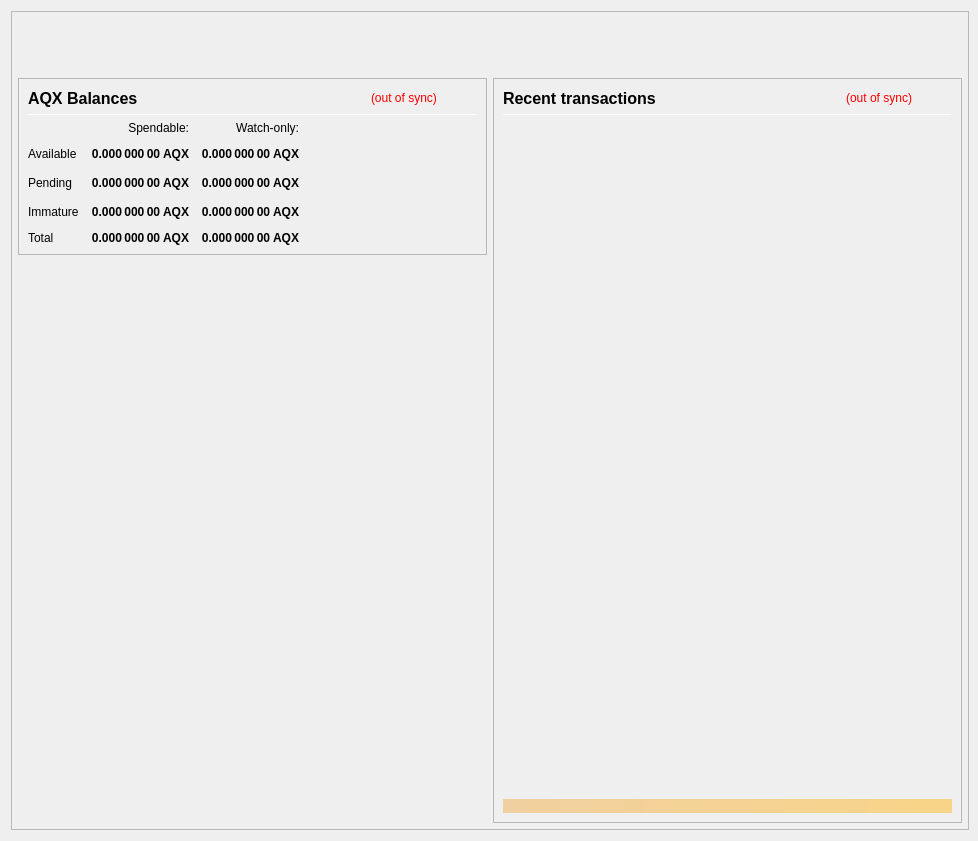
aquilacoin/AquilaX, file src/qt/forms/overviewpage.ui: the form before one commit.
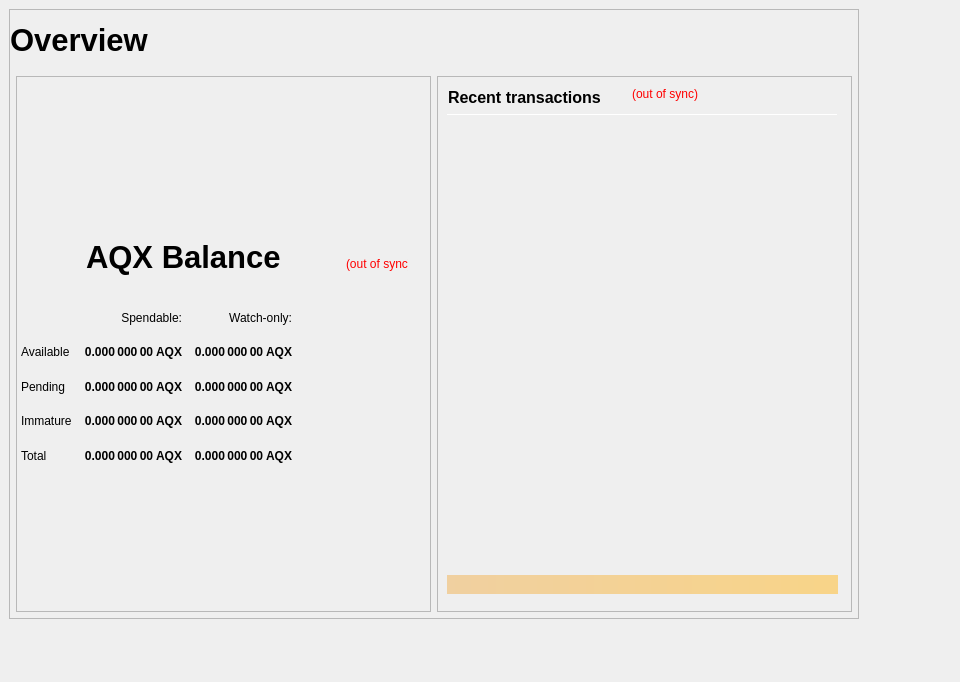
The form after the commit.

Diff of the .ui file:
```diff
--- a/src/qt/forms/overviewpage.ui
+++ b/src/qt/forms/overviewpage.ui
@@ -6,8 +6,8 @@
    <rect>
     <x>0</x>
     <y>0</y>
-    <width>978</width>
-    <height>841</height>
+    <width>960</width>
+    <height>682</height>
    </rect>
   </property>
   <property name="minimumSize">
@@ -25,12 +25,15 @@
   <property name="windowTitle">
    <string>Form</string>
   </property>
-  <layout class="QVBoxLayout" name="topLayout" stretch="0">
-   <property name="rightMargin">
-    <number>9</number>
-   </property>
-   <item>
     <widget class="QFrame" name="frame_BG">
+   <property name="geometry">
+    <rect>
+     <x>9</x>
+     <y>9</y>
+     <width>850</width>
+     <height>610</height>
+    </rect>
+   </property>
      <property name="minimumSize">
       <size>
        <width>850</width>
@@ -92,10 +95,30 @@
             <number>0</number>
            </property>
            <item>
-            <layout class="QHBoxLayout" name="horizontalLayout_Header" stretch="1,0">
+          <layout class="QHBoxLayout" name="horizontalLayout_Header" stretch="0,0,0">
              <property name="spacing">
               <number>6</number>
              </property>
+           <item>
+            <widget class="QLabel" name="labelOverview">
+             <property name="minimumSize">
+              <size>
+               <width>0</width>
+               <height>0</height>
+              </size>
+             </property>
+             <property name="font">
+              <font>
+               <pointsize>23</pointsize>
+               <weight>75</weight>
+               <bold>true</bold>
+              </font>
+             </property>
+             <property name="text">
+              <string>Overview</string>
+             </property>
+            </widget>
+           </item>
              <item>
               <spacer name="horizontalSpacer_Header">
                <property name="orientation">
@@ -162,7 +185,7 @@
               <number>6</number>
              </property>
              <item>
-              <layout class="QVBoxLayout" name="verticalLayout_left" stretch="0,0">
+            <layout class="QVBoxLayout" name="verticalLayout_left" stretch="0">
                <item>
                 <widget class="QFrame" name="frameBalances">
                  <property name="frameShape">
@@ -171,34 +194,15 @@
                  <property name="frameShadow">
                   <enum>QFrame::Raised</enum>
                  </property>
-                 <layout class="QVBoxLayout" name="verticalLayout_4">
-                  <item>
-                   <layout class="QHBoxLayout" name="hlBalancesHeader" stretch="2,0,0">
-                    <property name="spacing">
-                     <number>6</number>
-                    </property>
-                    <item>
-                     <widget class="QLabel" name="labelBalances">
-                      <property name="minimumSize">
-                       <size>
-                        <width>0</width>
-                        <height>0</height>
-                       </size>
-                      </property>
-                      <property name="font">
-                       <font>
-                        <pointsize>12</pointsize>
-                        <weight>75</weight>
-                        <bold>true</bold>
-                       </font>
-                      </property>
-                      <property name="text">
-                       <string>AQX Balances</string>
-                      </property>
-                     </widget>
-                    </item>
-                    <item>
                      <widget class="QLabel" name="labelWalletStatus">
+                <property name="geometry">
+                 <rect>
+                  <x>330</x>
+                  <y>180</y>
+                  <width>62</width>
+                  <height>16</height>
+                 </rect>
+                </property>
                       <property name="cursor">
                        <cursorShape>WhatsThisCursor</cursorShape>
                       </property>
@@ -215,42 +219,15 @@
                        <set>Qt::AlignLeading|Qt::AlignLeft|Qt::AlignVCenter</set>
                       </property>
                      </widget>
-                    </item>
-                    <item>
-                     <spacer name="hsBalancesHeader">
-                      <property name="orientation">
-                       <enum>Qt::Horizontal</enum>
-                      </property>
-                      <property name="sizeHint" stdset="0">
-                       <size>
-                        <width>40</width>
-                        <height>20</height>
-                       </size>
-                      </property>
-                     </spacer>
-                    </item>
-                   </layout>
-                  </item>
-                  <item>
-                   <widget class="Line" name="lineBalances">
-                    <property name="minimumSize">
-                     <size>
-                      <width>0</width>
-                      <height>1</height>
-                     </size>
-                    </property>
-                    <property name="maximumSize">
-                     <size>
-                      <width>16777215</width>
-                      <height>1</height>
-                     </size>
-                    </property>
-                    <property name="orientation">
-                     <enum>Qt::Horizontal</enum>
-                    </property>
-                   </widget>
-                  </item>
-                  <item>
+               <widget class="QWidget" name="layoutWidget">
+                <property name="geometry">
+                 <rect>
+                  <x>5</x>
+                  <y>230</y>
+                  <width>401</width>
+                  <height>161</height>
+                 </rect>
+                </property>
                    <layout class="QGridLayout" name="gridLayout">
                     <property name="spacing">
                      <number>12</number>
@@ -529,22 +506,34 @@
                      </widget>
                     </item>
                    </layout>
-                  </item>
-                 </layout>
-                </widget>
-               </item>
-               <item>
-                <spacer name="verticalSpacer">
-                 <property name="orientation">
-                  <enum>Qt::Vertical</enum>
-                 </property>
-                 <property name="sizeHint" stdset="0">
+               </widget>
+               <widget class="QLabel" name="labelBalances">
+                <property name="geometry">
+                 <rect>
+                  <x>70</x>
+                  <y>140</y>
+                  <width>251</width>
+                  <height>81</height>
+                 </rect>
+                </property>
+                <property name="minimumSize">
                   <size>
-                   <width>20</width>
-                   <height>40</height>
-                  </size>
-                 </property>
-                </spacer>
+                  <width>0</width>
+                  <height>0</height>
+                 </size>
+                </property>
+                <property name="font">
+                 <font>
+                  <pointsize>23</pointsize>
+                  <weight>75</weight>
+                  <bold>true</bold>
+                 </font>
+                </property>
+                <property name="text">
+                 <string>AQX Balance</string>
+                </property>
+               </widget>
+              </widget>
                </item>
               </layout>
              </item>
@@ -564,68 +553,15 @@
                  <property name="frameShadow">
                   <enum>QFrame::Raised</enum>
                  </property>
-                 <layout class="QVBoxLayout" name="verticalLayout_1" stretch="0,0,0,0,0">
-                  <item>
-                   <layout class="QHBoxLayout" name="horizontalLayout_2" stretch="2,0,0">
-                    <property name="spacing">
-                     <number>3</number>
-                    </property>
-                    <item>
-                     <widget class="QLabel" name="label_4">
-                      <property name="minimumSize">
-                       <size>
-                        <width>0</width>
-                        <height>20</height>
-                       </size>
-                      </property>
-                      <property name="font">
-                       <font>
-                        <pointsize>12</pointsize>
-                        <weight>75</weight>
-                        <bold>true</bold>
-                       </font>
-                      </property>
-                      <property name="text">
-                       <string>Recent transactions</string>
-                      </property>
-                     </widget>
-                    </item>
-                    <item>
-                     <widget class="QLabel" name="labelTransactionsStatus">
-                      <property name="cursor">
-                       <cursorShape>WhatsThisCursor</cursorShape>
-                      </property>
-                      <property name="toolTip">
-                       <string>The displayed information may be out of date. Your wallet automatically synchronizes with the Aquila network after a connection is established, but this process has not completed yet.</string>
-                      </property>
-                      <property name="styleSheet">
-                       <string notr="true">QLabel { color: red; }</string>
-                      </property>
-                      <property name="text">
-                       <string notr="true">(out of sync)</string>
-                      </property>
-                      <property name="alignment">
-                       <set>Qt::AlignRight|Qt::AlignTrailing|Qt::AlignVCenter</set>
-                      </property>
-                     </widget>
-                    </item>
-                    <item>
-                     <spacer name="horizontalSpacer">
-                      <property name="orientation">
-                       <enum>Qt::Horizontal</enum>
-                      </property>
-                      <property name="sizeHint" stdset="0">
-                       <size>
-                        <width>40</width>
-                        <height>20</height>
-                       </size>
-                      </property>
-                     </spacer>
-                    </item>
-                   </layout>
-                  </item>
-                  <item>
                    <widget class="Line" name="line">
+                <property name="geometry">
+                 <rect>
+                  <x>10</x>
+                  <y>38</y>
+                  <width>391</width>
+                  <height>1</height>
+                 </rect>
+                </property>
                     <property name="minimumSize">
                      <size>
                       <width>0</width>
@@ -642,9 +578,15 @@
                      <enum>Qt::Horizontal</enum>
                     </property>
                    </widget>
-                  </item>
-                  <item>
                    <widget class="QListView" name="listTransactions">
+                <property name="geometry">
+                 <rect>
+                  <x>10</x>
+                  <y>45</y>
+                  <width>256</width>
+                  <height>192</height>
+                 </rect>
+                </property>
                     <property name="minimumSize">
                      <size>
                       <width>0</width>
@@ -667,25 +609,15 @@
                      <enum>QAbstractItemView::NoSelection</enum>
                     </property>
                    </widget>
-                  </item>
-                  <item>
-                   <spacer name="verticalSpacer_2">
-                    <property name="orientation">
-                     <enum>Qt::Vertical</enum>
-                    </property>
-                    <property name="sizeType">
-                     <enum>QSizePolicy::Expanding</enum>
-                    </property>
-                    <property name="sizeHint" stdset="0">
-                     <size>
-                      <width>20</width>
-                      <height>40</height>
-                     </size>
-                    </property>
-                   </spacer>
-                  </item>
-                  <item>
                    <widget class="QLabel" name="labelAlerts">
+                <property name="geometry">
+                 <rect>
+                  <x>10</x>
+                  <y>499</y>
+                  <width>391</width>
+                  <height>19</height>
+                 </rect>
+                </property>
                     <property name="maximumSize">
                      <size>
                       <width>16777215</width>
@@ -705,9 +637,58 @@
                      <number>3</number>
                     </property>
                    </widget>
-                  </item>
-                 </layout>
-                </widget>
+               <widget class="QLabel" name="label_4">
+                <property name="geometry">
+                 <rect>
+                  <x>11</x>
+                  <y>11</y>
+                  <width>162</width>
+                  <height>20</height>
+                 </rect>
+                </property>
+                <property name="minimumSize">
+                 <size>
+                  <width>0</width>
+                  <height>20</height>
+                 </size>
+                </property>
+                <property name="font">
+                 <font>
+                  <pointsize>12</pointsize>
+                  <weight>75</weight>
+                  <bold>true</bold>
+                 </font>
+                </property>
+                <property name="text">
+                 <string>Recent transactions</string>
+                </property>
+               </widget>
+               <widget class="QLabel" name="labelTransactionsStatus">
+                <property name="geometry">
+                 <rect>
+                  <x>190</x>
+                  <y>10</y>
+                  <width>71</width>
+                  <height>16</height>
+                 </rect>
+                </property>
+                <property name="cursor">
+                 <cursorShape>WhatsThisCursor</cursorShape>
+                </property>
+                <property name="toolTip">
+                 <string>The displayed information may be out of date. Your wallet automatically synchronizes with the Aquila network after a connection is established, but this process has not completed yet.</string>
+                </property>
+                <property name="styleSheet">
+                 <string notr="true">QLabel { color: red; }</string>
+                </property>
+                <property name="text">
+                 <string notr="true">(out of sync)</string>
+                </property>
+                <property name="alignment">
+                 <set>Qt::AlignRight|Qt::AlignTrailing|Qt::AlignVCenter</set>
+                </property>
+               </widget>
+              </widget>
                </item>
               </layout>
              </item>
@@ -720,8 +701,6 @@
       </item>
      </layout>
     </widget>
-   </item>
-  </layout>
  </widget>
  <resources/>
  <connections/>
```
Lines whose indentation alone changed are shown as unchanged.
